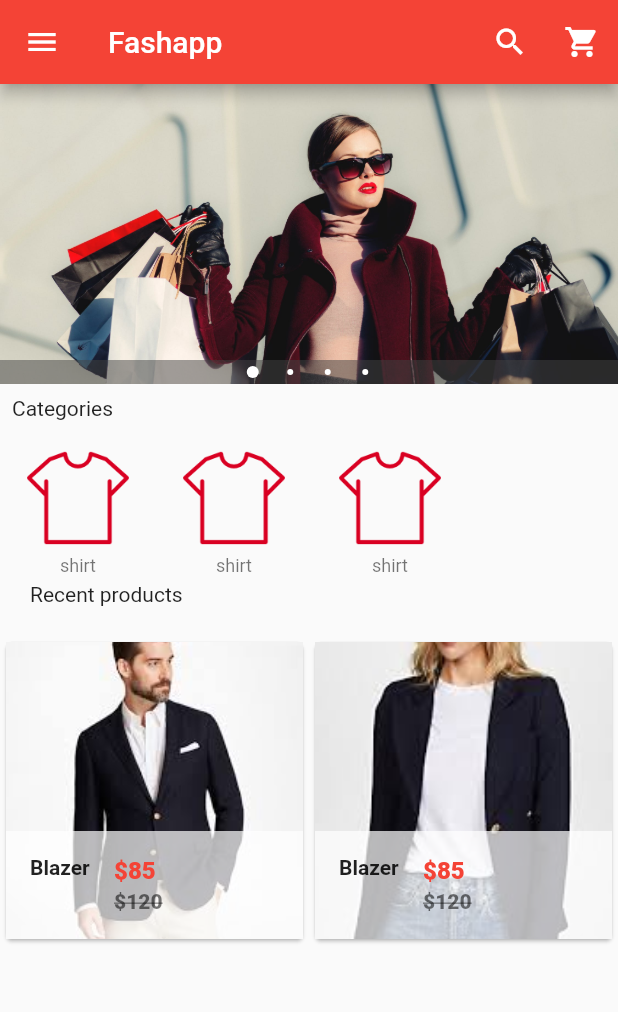
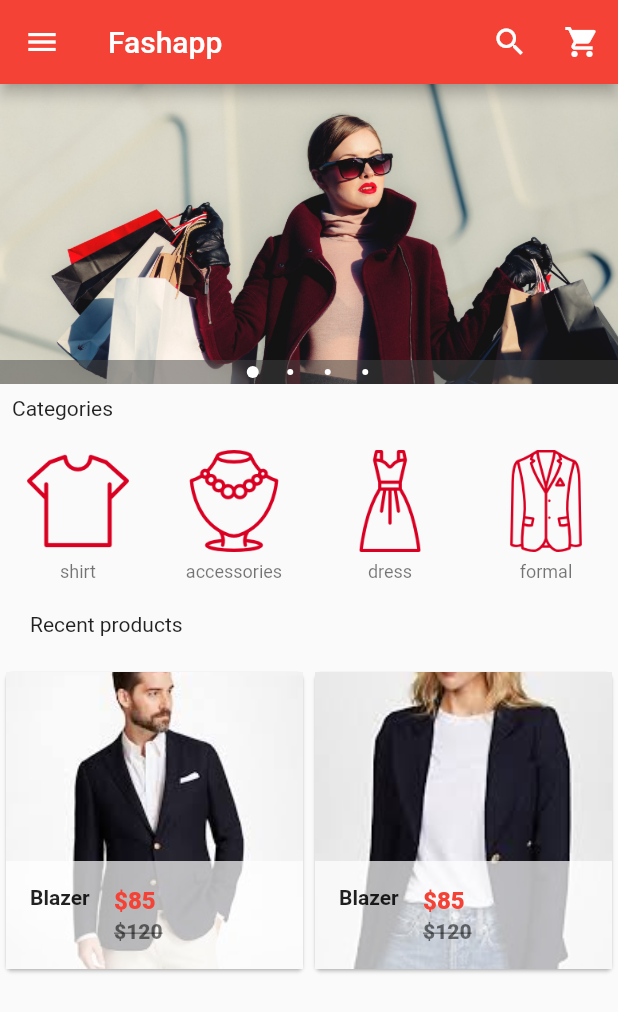
Before and after one commit to tharindu97/Flutter_Projects_1.0_E-commerceApp, a Flutter app: the screen it shows after launch, on a phone screen of 412 x 824 dp. Shown: the top 1012 px of the screen. Run offline on Flutter 3.47's test engine with Material 2 defaults, Android fonts, the phone set to English and light mode, and no system bars; drawn by our look-alikes of carousel_pro.

Commit message:
bug_fixed

```diff
--- a/lib/componets/horizontal_listview.dart
+++ b/lib/componets/horizontal_listview.dart
@@ -4,7 +4,7 @@ class HorizontalList extends StatelessWidget {
   @override
   Widget build(BuildContext context) {
     return Container(
-      height: 80.0,
+      height: 100.0,
       child: ListView(
         scrollDirection: Axis.horizontal,
         children: <Widget>[
@@ -13,12 +13,28 @@ class HorizontalList extends StatelessWidget {
             image_caption: 'shirt',
           ),
           Category(
-            image_location: 'images/cats/tshirt.png',
-            image_caption: 'shirt',
+            image_location: 'images/cats/accessories.png',
+            image_caption: 'accessories',
           ),
           Category(
-            image_location: 'images/cats/tshirt.png',
-            image_caption: 'shirt',
+            image_location: 'images/cats/dress.png',
+            image_caption: 'dress',
+          ),
+          Category(
+            image_location: 'images/cats/formal.png',
+            image_caption: 'formal',
+          ),
+          Category(
+            image_location: 'images/cats/informal.png',
+            image_caption: 'informal',
+          ),
+          Category(
+            image_location: 'images/cats/jeans.png',
+            image_caption: 'jeans',
+          ),
+          Category(
+            image_location: 'images/cats/shoe.png',
+            image_caption: 'shoe',
           ),
         ],
       ),
--- a/pubspec.yaml
+++ b/pubspec.yaml
@@ -54,6 +54,12 @@ flutter:
     - images/c3.png
     - images/c4.png
     - images/cats/tshirt.png
+    - images/cats/dress.png
+    - images/cats/formal.png
+    - images/cats/informal.png
+    - images/cats/jeans.png
+    - images/cats/shoe.png
+    - images/cats/accessories.png
     - images/products/blazer1.jpeg
     - images/products/blazer2.jpeg
     - images/products/dress1.jpeg
```
